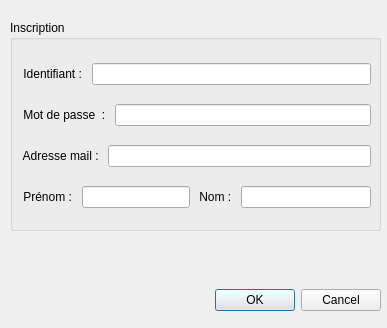
First picture: the form in View/viewinscription.ui, repository Darhal/Trottipret, before the edit.
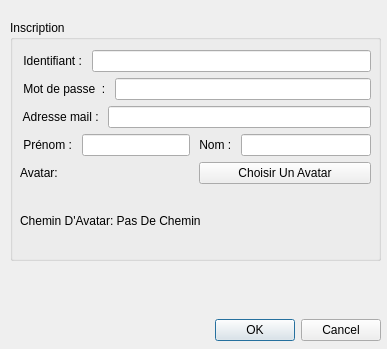
Second picture: the form after the edit.

Diff of the .ui file:
```diff
--- a/View/viewinscription.ui
+++ b/View/viewinscription.ui
@@ -7,7 +7,7 @@
     <x>0</x>
     <y>0</y>
     <width>387</width>
-    <height>328</height>
+    <height>349</height>
    </rect>
   </property>
   <property name="windowTitle">
@@ -16,8 +16,8 @@
   <widget class="QLabel" name="warning">
    <property name="geometry">
     <rect>
-     <x>20</x>
-     <y>240</y>
+     <x>10</x>
+     <y>270</y>
      <width>361</width>
      <height>41</height>
     </rect>
@@ -41,7 +41,7 @@
      <x>10</x>
      <y>20</y>
      <width>371</width>
-     <height>211</height>
+     <height>241</height>
     </rect>
    </property>
    <property name="title">
@@ -53,7 +53,7 @@
       <x>10</x>
       <y>30</y>
       <width>351</width>
-      <height>171</height>
+      <height>201</height>
      </rect>
     </property>
     <layout class="QVBoxLayout" name="verticalLayout_2">
@@ -135,6 +135,31 @@
        </item>
       </layout>
      </item>
+     <item>
+      <layout class="QHBoxLayout" name="horizontalLayout_8">
+       <item>
+        <widget class="QLabel" name="label">
+         <property name="text">
+          <string>Avatar: </string>
+         </property>
+        </widget>
+       </item>
+       <item>
+        <widget class="QPushButton" name="avatar">
+         <property name="text">
+          <string>Choisir Un Avatar</string>
+         </property>
+        </widget>
+       </item>
+      </layout>
+     </item>
+     <item>
+      <widget class="QLabel" name="pathavatar">
+       <property name="text">
+        <string>Chemin D'Avatar: Pas De Chemin</string>
+       </property>
+      </widget>
+     </item>
     </layout>
    </widget>
   </widget>
@@ -142,7 +167,7 @@
    <property name="geometry">
     <rect>
      <x>10</x>
-     <y>280</y>
+     <y>310</y>
      <width>371</width>
      <height>41</height>
     </rect>
```
